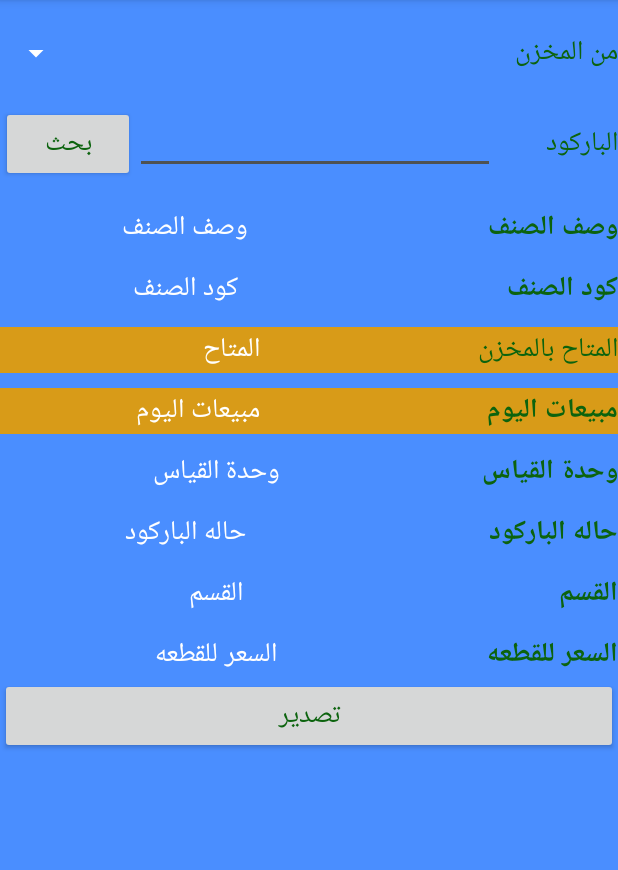
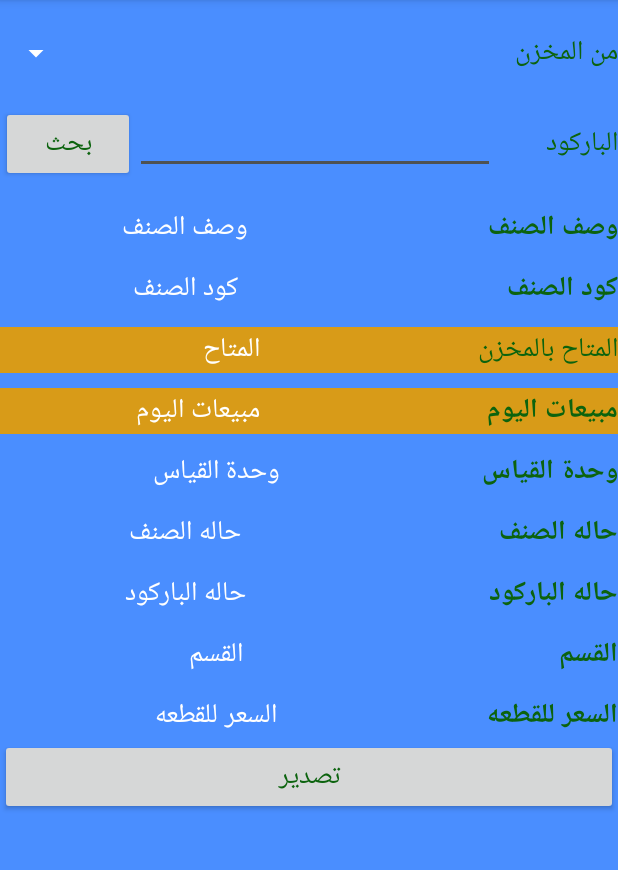
Before and after one commit to hyperRomany/Connect-ToSoap, an Android app: the ScanItemAvailabilityActivity screen opened directly, with no data from a screen before it, on a phone screen of 412 x 824 dp, the part 84-954 px from its top. Run offline under Robolectric (Android 15) with nearby library versions, the phone set to English and light mode, and no system bars; our stand-ins replace Volley; libraries missing offline, so code that uses them is left out: net.gotev.uploadservice; network calls fail; 2 statements that could not run were skipped.

Commit message:
25082020

```diff
--- a/app/src/main/java/com/example/connecttosoapapiapp/ReceivingModule/Adapter/ItemOfPoItemsAdapter.java
+++ b/app/src/main/java/com/example/connecttosoapapiapp/ReceivingModule/Adapter/ItemOfPoItemsAdapter.java
@@ -81,8 +81,7 @@ public class ItemOfPoItemsAdapter extends RecyclerView.Adapter<ItemOfPoItemsAdap
         holder.txtdelivered_quantity.setText(po_item.getPDNEWQTY1());
         holder.txt_pounite.setText(po_item.getMEINH1());
         holder.txt_ean11.setText(po_item.getEAN111());
-
-//        holder.txt_ean11.setTextIsSelectable(true);
+      // holder.txt_ean11.setTextIsSelectable(true);
 //
 //        holder.txtmaterial.requestFocus();
        // Log.e("btn_editChecked000",""+ItemsList.size());
--- a/app/src/main/res/layout/activity_scan_item_availability.xml
+++ b/app/src/main/res/layout/activity_scan_item_availability.xml
@@ -224,12 +224,39 @@
                 android:layout_width="0dp"
                 android:layout_weight="2"
                 android:layout_height="wrap_content"
+                android:text="حاله الصنف"
+                android:textStyle="bold"
+                android:textSize="@dimen/font_size_for_text_of_app"
+                />
+            <TextView
+                android:id="@+id/txt_state_item"
+                android:layout_width="0dp"
+                android:layout_weight="3"
+                android:layout_height="wrap_content"
+                android:gravity="center_horizontal"
+                android:text="حاله الصنف"
+                android:textSize="@dimen/font_size_for_text_of_app"
+                android:textColor="@color/third_white"
+                />
+        </LinearLayout>
+
+        <LinearLayout
+            android:layout_width="match_parent"
+            android:layout_height="wrap_content"
+            android:orientation="horizontal"
+            android:weightSum="5"
+            android:layout_marginTop="10dp">
+
+            <TextView
+                android:layout_width="0dp"
+                android:layout_weight="2"
+                android:layout_height="wrap_content"
                 android:text="حاله الباركود"
                 android:textStyle="bold"
                 android:textSize="@dimen/font_size_for_text_of_app"
                 />
             <TextView
-                android:id="@+id/txt_state_item"
+                android:id="@+id/txt_state_barcode"
                 android:layout_width="0dp"
                 android:layout_weight="3"
                 android:layout_height="wrap_content"
```
Also changed, not shown: app/src/main/java/com/example/connecttosoapapiapp/ItemAvailability/ScanItemAvailabilityActivity.java (+14 -8 lines), app/src/main/java/com/example/connecttosoapapiapp/ReceivingModule/Adapter/ItemDelieveredFormAdapter.java (+11 -2 lines), app/src/main/res/layout/recycle_item_for_po_item.xml (+12 -10 lines).
